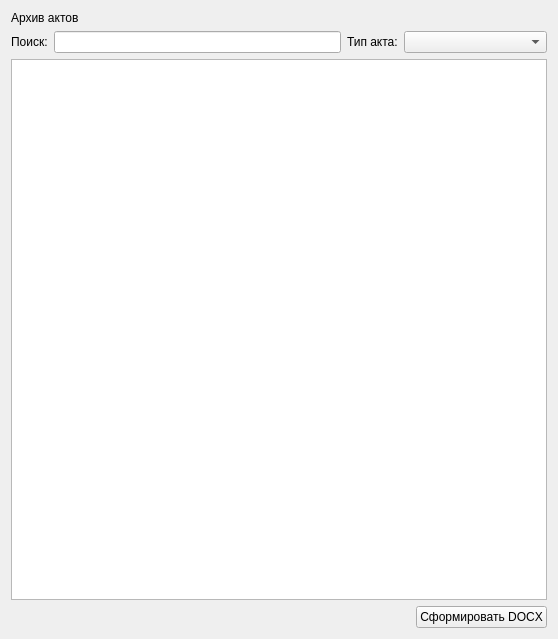
Above: ui/archivewidget.ui from nikola240698/MeteringActs before the change. Below: the same form after it.
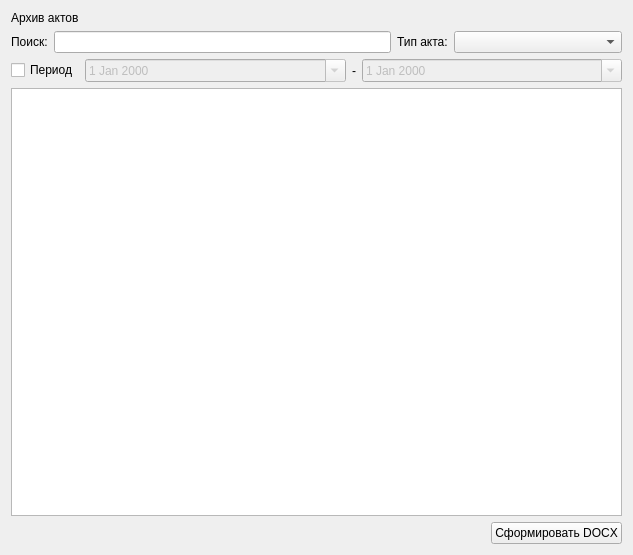
That is the form after the change.

Commit message: Create date filter for act's archive

```diff
--- a/ui/archivewidget.ui
+++ b/ui/archivewidget.ui
@@ -6,8 +6,8 @@
    <rect>
     <x>0</x>
     <y>0</y>
-    <width>558</width>
-    <height>639</height>
+    <width>633</width>
+    <height>555</height>
    </rect>
   </property>
   <property name="windowTitle">
@@ -62,6 +62,56 @@
      </item>
     </layout>
    </item>
+   <item>
+    <layout class="QHBoxLayout" name="horizontalLayout_2">
+     <item>
+      <widget class="QCheckBox" name="dateFilterCheckBox">
+       <property name="text">
+        <string>Период</string>
+       </property>
+      </widget>
+     </item>
+     <item>
+      <widget class="QDateEdit" name="dateFromEdit">
+       <property name="enabled">
+        <bool>false</bool>
+       </property>
+       <property name="sizePolicy">
+        <sizepolicy hsizetype="Expanding" vsizetype="Fixed">
+         <horstretch>1</horstretch>
+         <verstretch>0</verstretch>
+        </sizepolicy>
+       </property>
+       <property name="calendarPopup">
+        <bool>true</bool>
+       </property>
+      </widget>
+     </item>
+     <item>
+      <widget class="QLabel" name="dateDifferentLabel">
+       <property name="text">
+        <string>-</string>
+       </property>
+      </widget>
+     </item>
+     <item>
+      <widget class="QDateEdit" name="dateToEdit">
+       <property name="enabled">
+        <bool>false</bool>
+       </property>
+       <property name="sizePolicy">
+        <sizepolicy hsizetype="Expanding" vsizetype="Fixed">
+         <horstretch>1</horstretch>
+         <verstretch>0</verstretch>
+        </sizepolicy>
+       </property>
+       <property name="calendarPopup">
+        <bool>true</bool>
+       </property>
+      </widget>
+     </item>
+    </layout>
+   </item>
    <item>
     <widget class="QTableView" name="actsTableView"/>
    </item>
```
The commit also changes 2 other files.
